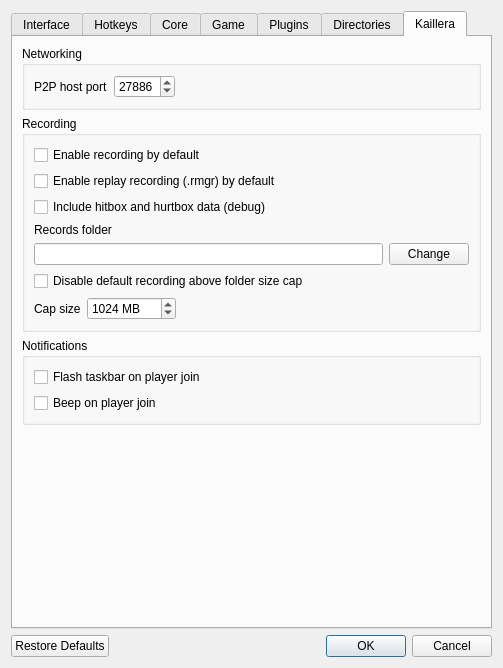
Old version of the form Source/RMG/UserInterface/Dialog/SettingsDialog.ui in the repository hopskipnfall/RMG-K.
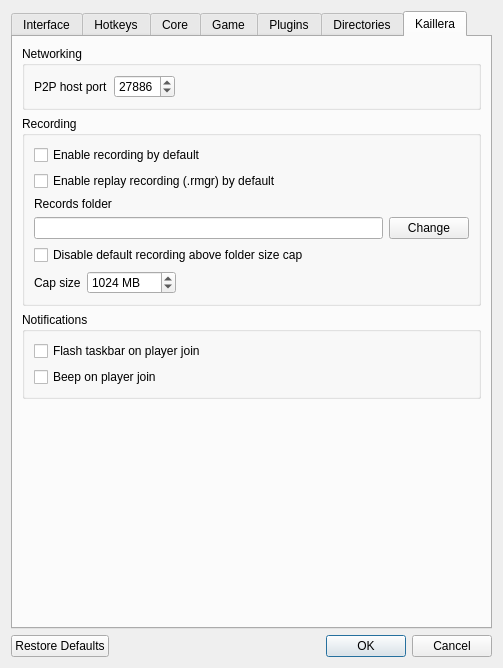
New version of the form. The open tabs and pages were chosen to show the change. Icons and pictures are not drawn. Custom widgets are drawn as their Qt base class.

The edit to the form file:
```diff
--- a/Source/RMG/UserInterface/Dialog/SettingsDialog.ui
+++ b/Source/RMG/UserInterface/Dialog/SettingsDialog.ui
@@ -3227,16 +3227,6 @@
                 </property>
                </widget>
               </item>
-              <item>
-               <widget class="QCheckBox" name="kailleraReplayHitboxesCheckBox">
-                <property name="text">
-                 <string>Include hitbox and hurtbox data (debug)</string>
-                </property>
-                <property name="toolTip">
-                 <string>Also records every active hitbox and all 11 hurtbox slots per fighter, every frame - much larger .rmgr files than everything else in the format combined. Off by default so other users get small files; only useful for hitbox/hurtbox research right now. Applies whenever replay recording itself is active for a match - this default, a per-session override (netplay), or a headless replay export - not just when "Enable replay recording (.rmgr) by default" above is checked.</string>
-                </property>
-               </widget>
-              </item>
               <item>
                <widget class="QLabel" name="kailleraRecordsFolderLabel">
                 <property name="text">
```
